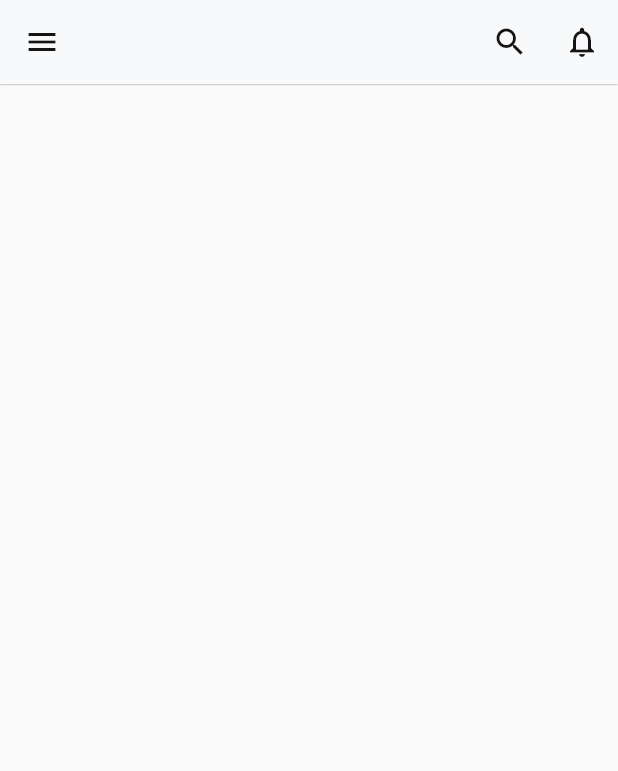
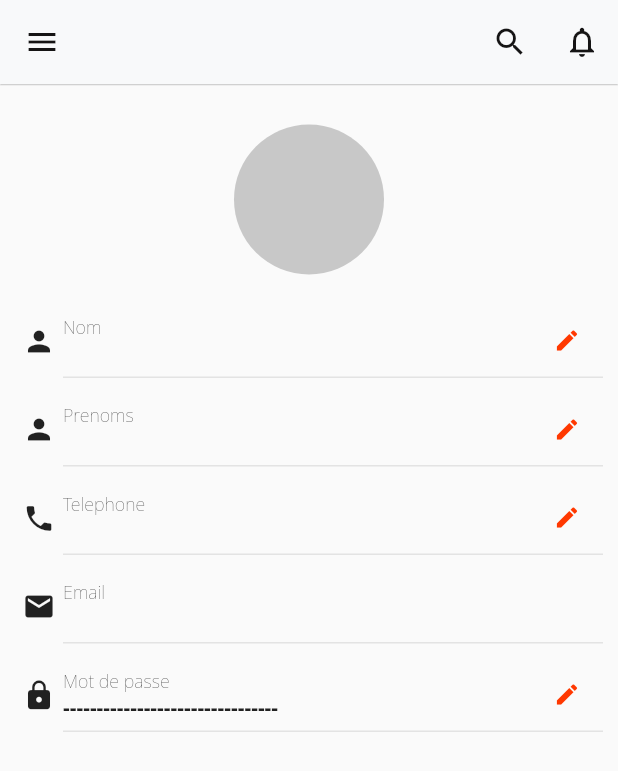
Before and after one commit to tobihans/dresscode, a Flutter app: the ProfileScreen screen opened by its route, on a phone screen of 412 x 824 dp. Shown: the top 771 px of the screen. Run offline on Flutter 3.47's test engine with Material 2 defaults, Android fonts, the phone set to English and light mode, and no system bars; our stand-ins replace flutter_secure_storage, google_fonts, sqflite; missing offline and left inert: bottom_sheet; accounts and stored records are empty; network calls fail.

Commit message:
fix: add missing field for profile edition && remove extra borders

```diff
--- a/lib/components/profile_screen_entry.dart
+++ b/lib/components/profile_screen_entry.dart
@@ -74,10 +74,6 @@ class ProfileScreenEntry extends StatelessWidget {
                                                 decoration: InputDecoration(
                                                     label: Text(
                                                         "Editer $label")))),
-                                        borderRadius: BorderRadius.only(
-                                          topLeft: Radius.circular(40),
-                                          topRight: Radius.circular(40),
-                                        ),
                                       ),
                                     );
                                   },
--- a/lib/screens/profile_screen.dart
+++ b/lib/screens/profile_screen.dart
@@ -1,5 +1,14 @@
 import 'package:dresscode/components/app_bar.dart';
 import 'package:dresscode/components/app_drawer.dart';
+import 'package:dresscode/components/profile_screen_entry.dart';
+import 'package:dresscode/models/user.dart';
+import 'package:dresscode/utils/string_extensions.dart';
+import 'package:dresscode/utils/token_storage.dart';
+import 'package:dresscode/models/user.dart';
+import 'package:dresscode/utils/string_extensions.dart';
+import 'package:dresscode/utils/token_storage.dart';
+import 'package:dresscode/api/services/auth_service.dart';
+
 import 'package:flutter/material.dart';
 
 class ProfileScreen extends StatefulWidget {
@@ -10,12 +19,86 @@ class ProfileScreen extends StatefulWidget {
 }
 
 class _ProfileScreenState extends State<ProfileScreen> {
+  final _authService = AuthService();
+  late Future<User?> _userFuture;
+
+  @override
+  void initState() {
+    super.initState();
+    _userFuture = _initUserFuture();
+  }
+
+  Future<User?> _initUserFuture() async {
+    final token = await TokenStorage.getToken();
+    if (token.isNullOrBlank) {
+      return null;
+    }
+    return await _authService.getCurrentUser(token);
+  }
+
+  String _getUserInitials(String username) {
+    final initialsBuilder = StringBuffer();
+    var isSpace = true;
+    for (final character in username.characters) {
+      if (isSpace && character != ' ') {
+        initialsBuilder.write(character);
+      }
+      isSpace = character == ' ';
+    }
+    return initialsBuilder.toString().toUpperCase();
+  }
+
   @override
   Widget build(BuildContext context) {
     return Scaffold(
       appBar: const OwnAppBar(),
       drawer: const AppDrawer(),
-      body: Container(),
+      body: FutureBuilder<User?>(
+        future: _userFuture,
+        builder: (ctx, snapshot) {
+          if (snapshot.hasData &&
+              snapshot.connectionState == ConnectionState.done) {
+            final user = snapshot.data;
+            return SingleChildScrollView(
+              padding:
+                  const EdgeInsets.symmetric(vertical: 12.0, horizontal: 10.0),
+              child: Column(
+                children: <Widget>[
+                  Container(
+                      padding: const EdgeInsets.symmetric(vertical: 15.0),
+                      child: Center(
+                          child: CircleAvatar(
+                              backgroundColor:
+                                  const Color(0xFF000000).withOpacity(0.2),
+                              radius: 50.0,
+                              child: Text(_getUserInitials(user!.name),
+                                  style: TextStyle(
+                                      fontWeight: FontWeight.bold,
+                                      fontSize: 20.0,
+                                      color: const Color(0xFF111827)
+                                          .withOpacity(0.7)))))),
+                  ProfileScreenEntry(
+                      icon: Icons.person, label: "Nom", value: user.name),
+                  ProfileScreenEntry(
+                      icon: Icons.person, label: "Prenoms", value: user.name),
+                  ProfileScreenEntry(
+                      icon: Icons.phone, label: "Telephone", value: user.phone),
+                  ProfileScreenEntry(
+                      icon: Icons.email,
+                      label: "Email",
+                      value: user.email,
+                      editable: false),
+                  const ProfileScreenEntry(
+                      icon: Icons.lock,
+                      label: "Mot de passe",
+                      value: "--------------------------------"),
+                ],
+              ),
+            );
+          }
+          return const Center(child: Text("Vous devez vous connecter"));
+        },
+      ),
     );
   }
 }
```
